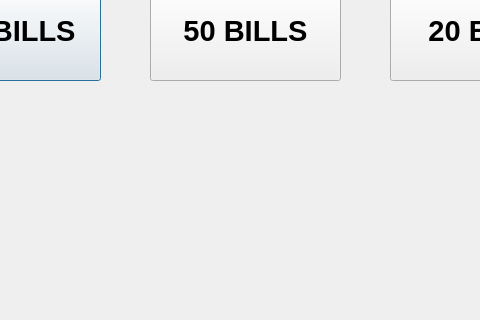
Above: to_bills.ui from cavinpabua/Money-Changer-Machine before the change; both pictures show x 230 to 710 and y 230 to 550 of the 900 by 550 pixel window. Below: the same form after it.
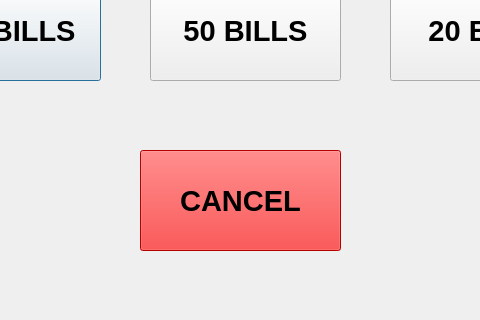
That is the form after the change.

The edit to the form file:
```diff
--- a/to_bills.ui
+++ b/to_bills.ui
@@ -70,6 +70,31 @@
     <string>20 BILLS</string>
    </property>
   </widget>
+  <widget class="QPushButton" name="to_bills_cancel">
+   <property name="geometry">
+    <rect>
+     <x>370</x>
+     <y>380</y>
+     <width>201</width>
+     <height>101</height>
+    </rect>
+   </property>
+   <property name="font">
+    <font>
+     <pointsize>22</pointsize>
+     <bold>true</bold>
+    </font>
+   </property>
+   <property name="autoFillBackground">
+    <bool>false</bool>
+   </property>
+   <property name="styleSheet">
+    <string notr="true">background: red;</string>
+   </property>
+   <property name="text">
+    <string>CANCEL</string>
+   </property>
+  </widget>
  </widget>
  <resources/>
  <connections/>
```
